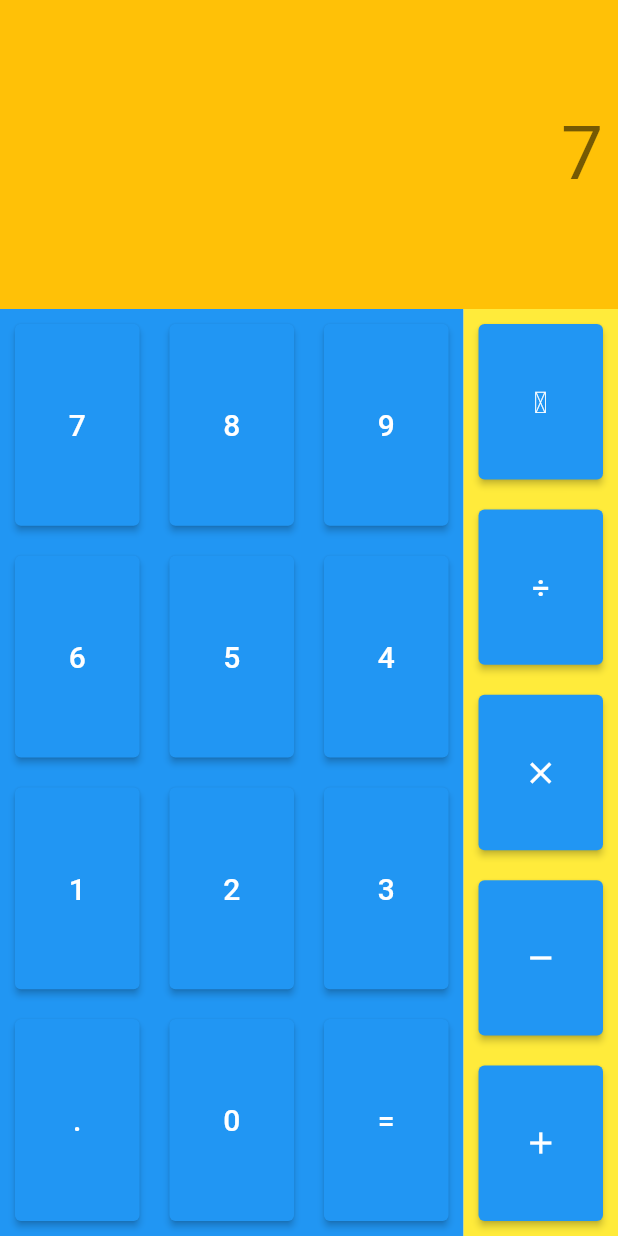
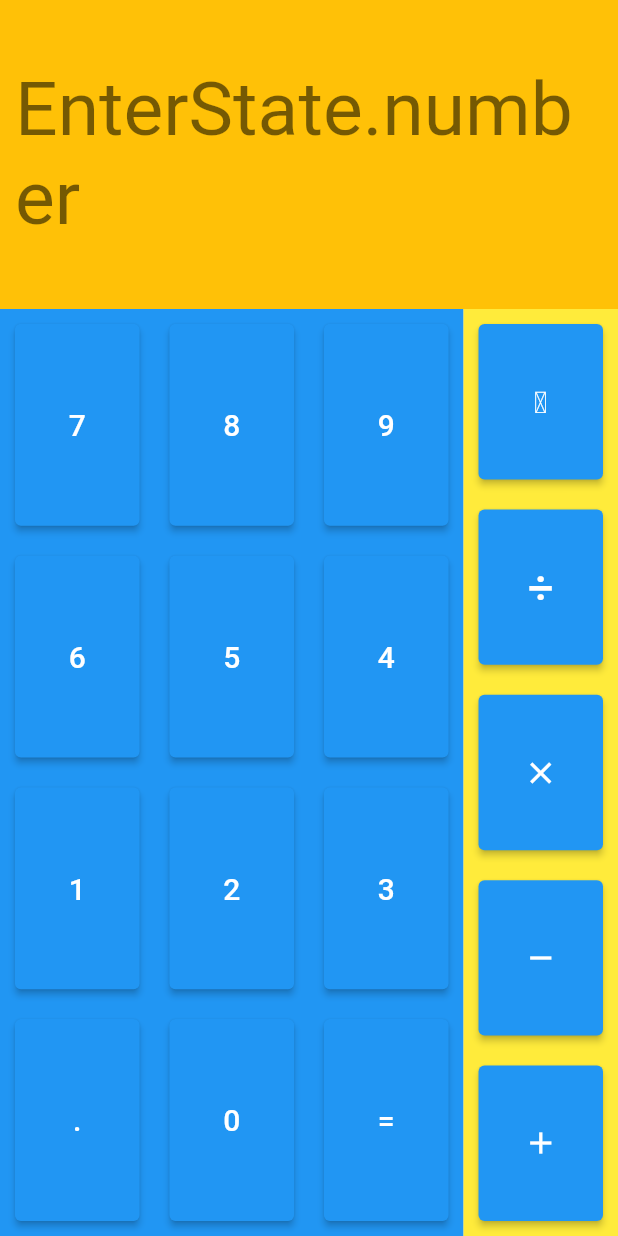
Before and after one commit to kmsbin/neumorphic_calc, a Flutter app: the screen it shows after launch, after a tap on an icon or button, on a phone screen of 412 x 824 dp. Run offline on Flutter 3.47's test engine with Material 2 defaults, Android fonts, the phone set to English and light mode, and no system bars; our stand-ins replace equatable, flutter_bloc.

Commit message:
Add bloc controllers with enum events

```diff
--- /dev/null
+++ b/lib/bloc/enter_bloc.dart
@@ -0,0 +1,34 @@
+import 'package:calculator/bloc/enter_event.dart';
+import 'package:flutter_bloc/flutter_bloc.dart';
+
+enum EnterState { operation, number, none }
+
+class EnterBloc extends Bloc<EnterEvent, EnterState> {
+  EnterState typeState = EnterState.none;
+  StringBuffer _expressionBuffer = StringBuffer();
+
+  EnterBloc() : super(EnterState.none);
+
+  @override
+  Stream<EnterState> mapEventToState(EnterEvent event) async* {
+    if (event is OperationEvent && typeState == EnterState.operation) {
+      print('operation');
+      return;
+    }
+    if (event is OperationEvent) {
+      print('operation');
+      typeState = EnterState.operation;
+      return;
+    }
+    typeState = EnterState.number;
+    print(event.data);
+    _expressionBuffer.write(event.data);
+    yield typeState;
+  }
+
+  String printEntireExpression() {
+    print(_expressionBuffer.toString());
+
+    return _expressionBuffer.toString();
+  }
+}
--- /dev/null
+++ b/lib/bloc/enter_event.dart
@@ -0,0 +1,31 @@
+import 'package:equatable/equatable.dart';
+
+abstract class EnterEvent extends Equatable {
+  final String data = '';
+}
+
+enum Operation { multiplication, division, subtraction, summation, none }
+
+class OperationEvent implements EnterEvent {
+  @override
+  final String data;
+  OperationEvent(this.data);
+
+  @override
+  List<Object> get props => [data];
+
+  @override
+  bool get stringify => false;
+}
+
+class NumberEvent implements EnterEvent {
+  @override
+  final String data;
+  NumberEvent(this.data);
+
+  @override
+  List<Object> get props => [data];
+
+  @override
+  bool get stringify => false;
+}
--- a/lib/calculator.dart
+++ b/lib/calculator.dart
@@ -1,4 +1,7 @@
+import 'package:calculator/bloc/enter_bloc.dart';
+import 'package:calculator/bloc/enter_event.dart';
 import 'package:flutter/material.dart';
+import 'package:flutter_bloc/flutter_bloc.dart';
 
 class HomeCalculator extends StatefulWidget {
   @override
@@ -6,14 +9,17 @@ class HomeCalculator extends StatefulWidget {
 }
 
 class _HomeCalculatorState extends State<HomeCalculator> {
+  EnterBloc enterBloc = EnterBloc();
   String inputValue = '';
-  Widget operator(IconData icon) {
+  Widget operator(Widget icon, String operation) {
     return Expanded(
       child: Container(
         margin: EdgeInsets.all(10),
         child: ElevatedButton(
-          onPressed: () {},
-          child: Icon(icon),
+          onPressed: () {
+            enterBloc.add(OperationEvent(operation));
+          },
+          child: icon,
         ),
       ),
     );
@@ -25,9 +31,9 @@ class _HomeCalculatorState extends State<HomeCalculator> {
         margin: EdgeInsets.all(10),
         child: ElevatedButton(
           onPressed: () {
-            setState(() {
-              inputValue += title;
-            });
+            enterBloc.add(NumberEvent(title));
+
+            // inputValue += title;
           },
           child: Text(
             title,
@@ -39,27 +45,35 @@ class _HomeCalculatorState extends State<HomeCalculator> {
   }
 
   @override
+  void dispose() {
+    enterBloc.close();
+    super.dispose();
+  }
+
+  @override
   Widget build(BuildContext context) {
     var screenSize = MediaQuery.of(context).size;
-    final double numbContainerWidth = MediaQuery.of(context).size.width * 0.75;
-    final double operationContainerWidth = MediaQuery.of(context).size.width * 0.25;
 
     return Scaffold(
-        appBar: null,
         backgroundColor: Colors.grey[200],
         body: SafeArea(
             child: Column(
           children: [
             SizedBox(
               height: screenSize.height * 0.25,
-              child: Container(
+              child: BlocBuilder<EnterBloc, EnterState>(
+                bloc: enterBloc,
+                builder: (context, state) {
+                  return Container(
                     color: Colors.amber,
                     alignment: Alignment.centerRight,
                     padding: EdgeInsets.all(10),
                     child: Text(
-                  inputValue,
+                      state.toString(),
                       style: TextStyle(color: Colors.black54, fontSize: 50),
                     ),
+                  );
+                },
               ),
             ),
             Expanded(
@@ -149,10 +163,15 @@ class _HomeCalculatorState extends State<HomeCalculator> {
                                 ),
                               ),
                             ),
-                            button("\u00F7"),
-                            operator(Icons.clear),
-                            operator(Icons.remove),
-                            operator(Icons.add),
+                            operator(
+                                Text(
+                                  "\u00F7",
+                                  style: TextStyle(fontSize: 30),
+                                ),
+                                "\u00F7"),
+                            operator(Icon(Icons.clear), 'x'),
+                            operator(Icon(Icons.remove), '-'),
+                            operator(Icon(Icons.add), '+'),
                           ],
                         ),
                       )),
--- a/pubspec.yaml
+++ b/pubspec.yaml
@@ -28,6 +28,8 @@ dependencies:
   # The following adds the Cupertino Icons font to your application.
   # Use with the CupertinoIcons class for iOS style icons.
   cupertino_icons: ^0.1.3
+  bloc: ^7.0.0
+  flutter_bloc: ^7.0.0
   equatable:
 dev_dependencies:
   flutter_test:
```
Also changed, not shown: pubspec.lock. Lines whose indentation alone changed are shown as unchanged.
